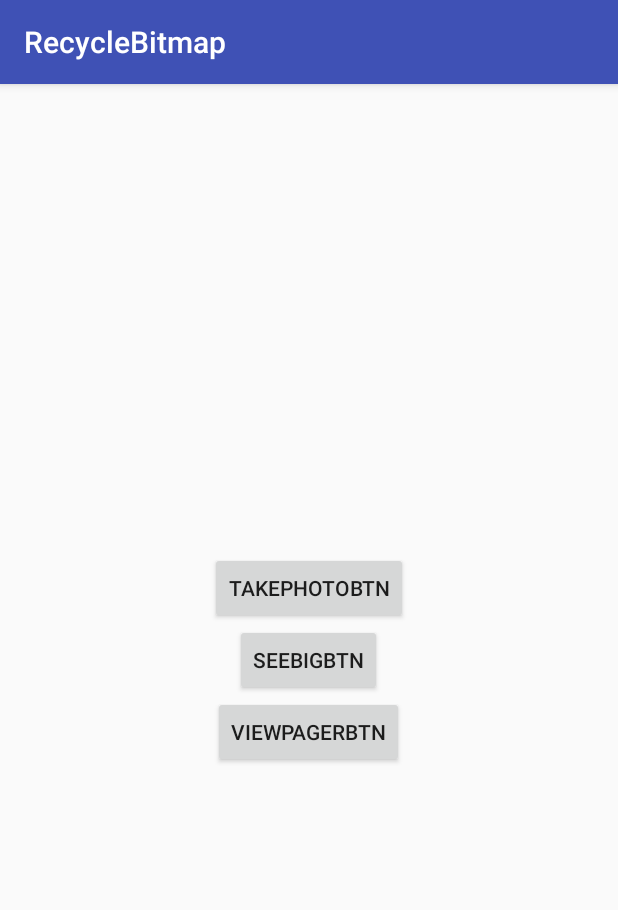
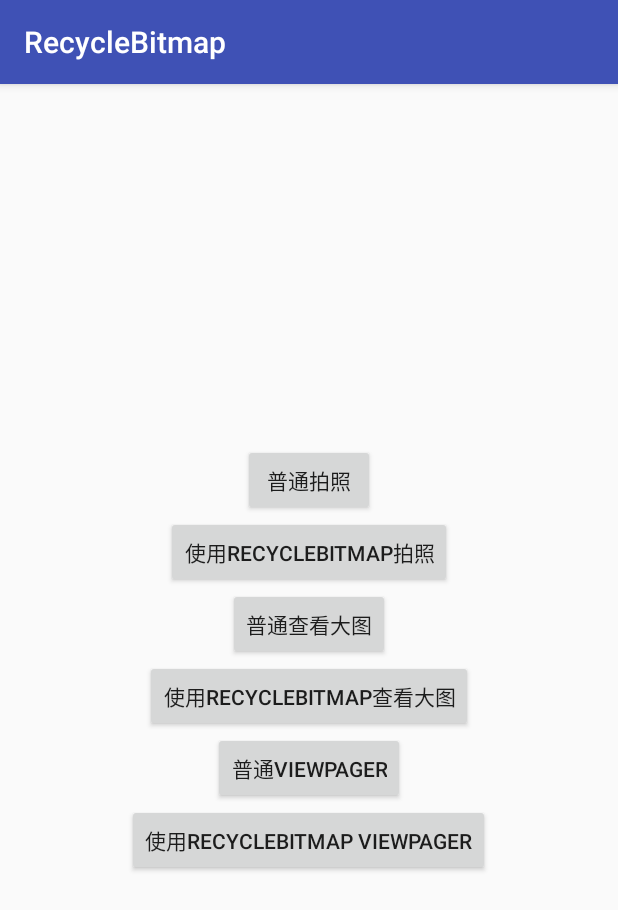
Before and after one commit to lizhaoxuan/RecycleBitmap, an Android app: the screen it shows after launch (MainActivity), on a phone screen of 412 x 824 dp. Shown: the top 910 px of the screen. Run offline under Robolectric (Android 15) with nearby library versions, the phone set to English and light mode, and no system bars.

Commit message:
demo增加使用前后对比

```diff
--- a/RecycleBitmap/app/src/main/res/layout/activity_main.xml
+++ b/RecycleBitmap/app/src/main/res/layout/activity_main.xml
@@ -11,18 +11,36 @@
         android:id="@+id/takePhotoBtn"
         android:layout_width="wrap_content"
         android:layout_height="wrap_content"
-        android:text="takePhotoBtn" />
+        android:text="普通拍照" />
+
+    <Button
+        android:id="@+id/takePhotoRecycleBtn"
+        android:layout_width="wrap_content"
+        android:layout_height="wrap_content"
+        android:text="使用RecycleBitmap拍照" />
 
     <Button
         android:id="@+id/seeBigBtn"
         android:layout_width="wrap_content"
         android:layout_height="wrap_content"
-        android:text="seeBigBtn" />
+        android:text="普通查看大图" />
+
+    <Button
+        android:id="@+id/seeBigRecycleBtn"
+        android:layout_width="wrap_content"
+        android:layout_height="wrap_content"
+        android:text="使用RecycleBitmap查看大图" />
 
     <Button
         android:id="@+id/viewPagerBtn"
         android:layout_width="wrap_content"
         android:layout_height="wrap_content"
-        android:text="viewPagerBtn" />
+        android:text="普通ViewPager" />
+
+    <Button
+        android:id="@+id/viewPagerRecycleBtn"
+        android:layout_width="wrap_content"
+        android:layout_height="wrap_content"
+        android:text="使用RecycleBitmap ViewPager" />
 
 </LinearLayout>
```
Also changed, not shown: RecycleBitmap/app/src/main/java/com/zhaoxuan/example/MainActivity.java (+19 -5 lines), RecycleBitmap/app/src/main/java/com/zhaoxuan/example/SeeBigActivity.java (+10 -1 lines), RecycleBitmap/app/src/main/java/com/zhaoxuan/example/TakePhotoActivity.java (+16 -3 lines), RecycleBitmap/app/src/main/java/com/zhaoxuan/example/ViewPagerActivity.java (+9 -4 lines).
